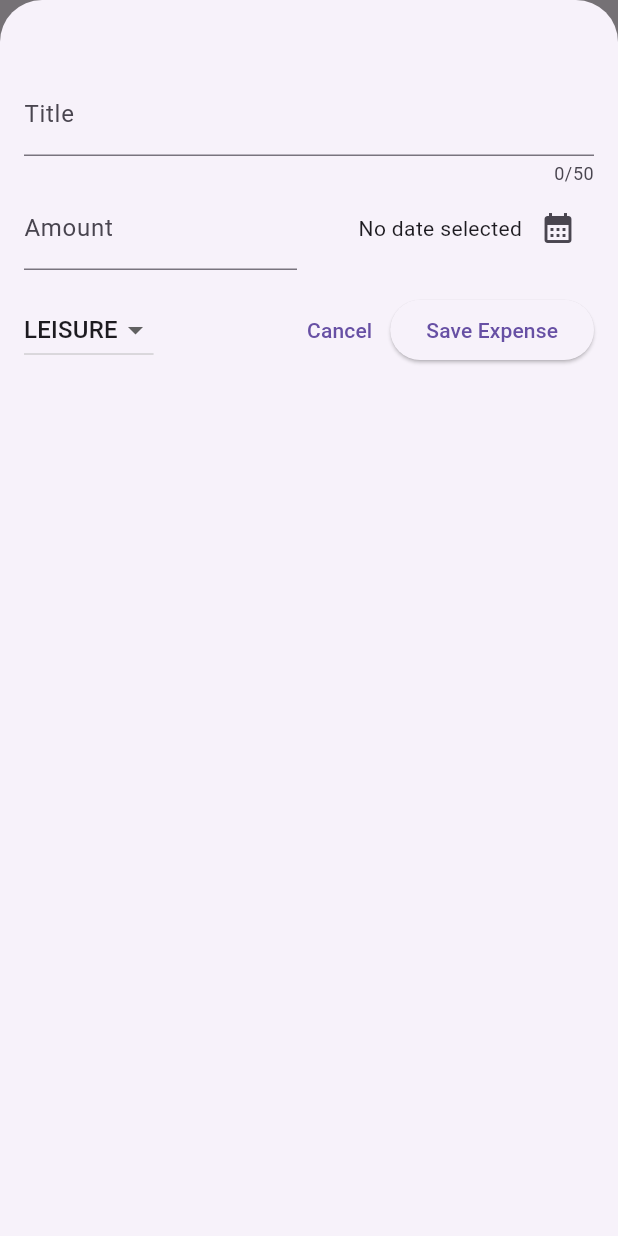
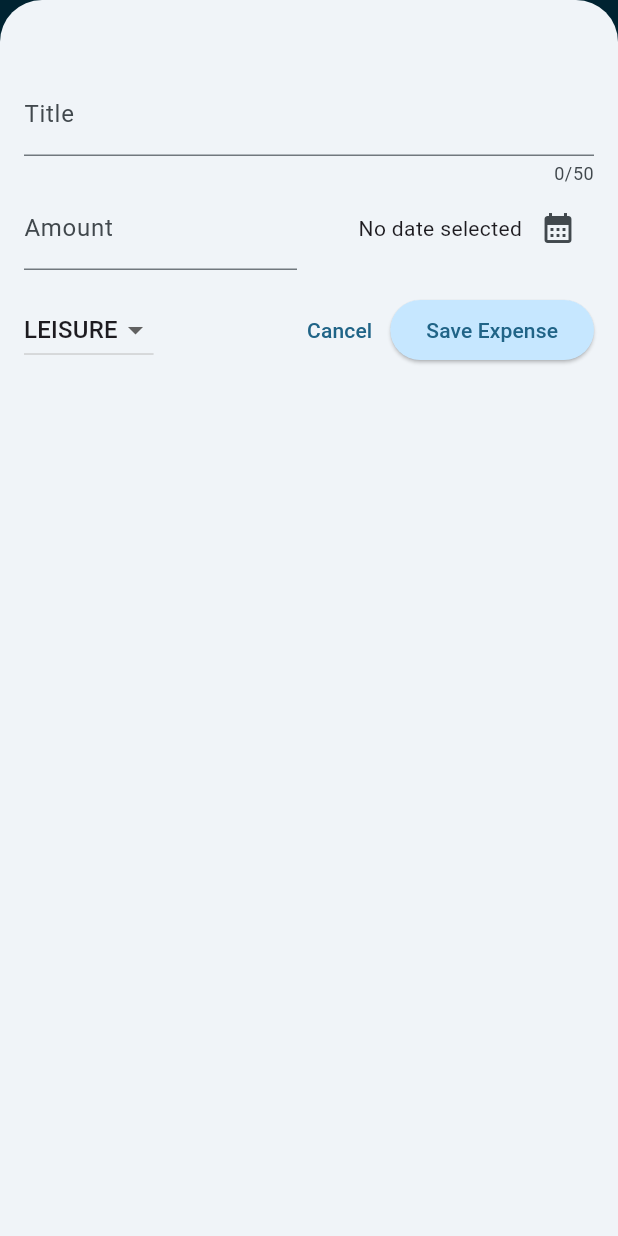
Before and after one commit to jgafarias/Expense-Tracker-Flutter, a Flutter app: the screen it shows after launch, after a tap on the "add" icon, on a phone screen of 412 x 824 dp. Run offline on Flutter 3.47's test engine with Material 3 defaults, Android fonts, the phone set to English and light mode, and no system bars.

Commit message:
Update main.dart

```diff
--- a/lib/main.dart
+++ b/lib/main.dart
@@ -2,8 +2,40 @@ import 'package:flutter/material.dart';
 
 import 'package:expense_tracker/widgets/expenses.dart';
 
+var kColorScheme = ColorScheme.fromSeed(
+  seedColor: const Color.fromARGB(255, 15, 187, 255),
+);
+
 void main() {
   runApp(
-    MaterialApp(theme: ThemeData(useMaterial3: true), home: const Expenses()),
+    MaterialApp(
+      theme: ThemeData().copyWith(
+        colorScheme: kColorScheme,
+        appBarTheme: const AppBarTheme().copyWith(
+          backgroundColor: kColorScheme.onPrimaryContainer,
+          foregroundColor: kColorScheme.primaryContainer,
+        ),
+        cardTheme: const CardTheme().copyWith(
+          color: kColorScheme.secondaryContainer,
+          margin: const EdgeInsets.symmetric(
+            horizontal: 16,
+            vertical: 8,
+          ),
+        ),
+        elevatedButtonTheme: ElevatedButtonThemeData(
+          style: ElevatedButton.styleFrom(
+            backgroundColor: kColorScheme.primaryContainer,
+          ),
+        ),
+        textTheme: ThemeData().textTheme.copyWith(
+          titleLarge: TextStyle(
+            fontWeight: FontWeight.normal,
+            color: kColorScheme.onSecondaryContainer,
+            fontSize: 14,
+          ),
+        ),
+      ),
+      home: const Expenses(),
+    ),
   );
 }
```
